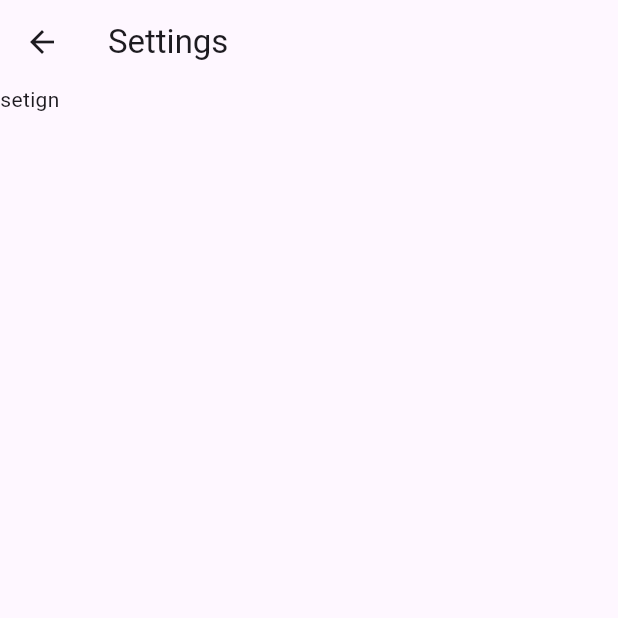
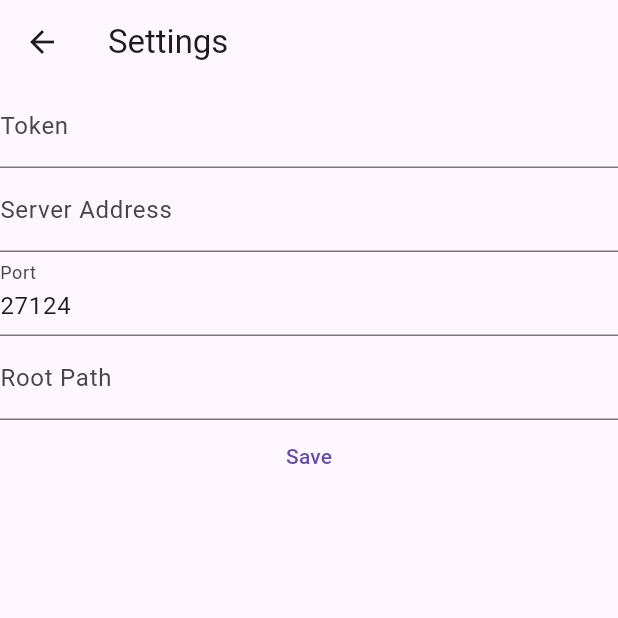
Before and after one commit to tauto1127/accountbook_for_obsidian_rest_api, a Flutter app: the Setting screen opened by its route, on a phone screen of 412 x 824 dp, the top half of it. Run offline on Flutter 3.47's test engine with Material 3 defaults, Android fonts, the phone set to English and light mode, and no system bars; our stand-ins replace flutter_riverpod, freezed_annotation, shared_preferences; accounts and stored records are empty.

Commit message:
[fix] change settingsviewmodel to settingsnotifieer

```diff
--- /dev/null
+++ b/lib/model/server_settings_model.dart
@@ -0,0 +1,14 @@
+import 'package:freezed_annotation/freezed_annotation.dart';
+
+part 'server_settings_model.freezed.dart';
+
+@freezed
+class ServerSettingsModel with _$ServerSettingsModel {
+
+  factory ServerSettingsModel({
+    required String serverAddress,
+    required int port,
+    required String token,
+    required String rootPath,
+  }) = _ServerSettingsModel;
+}
--- a/lib/model/signup_state.dart
+++ b/lib/model/signup_state.dart
@@ -7,7 +7,7 @@ part 'signup_state.g.dart';
 @freezed
 class SignupState with _$SignupState {
   factory SignupState({
-    required SettingsState settingsState,
+    required SettingsModel settingsState,
     String? portHintText,
     String? hintText,
     @Default(false) bool isChecking,
--- a/lib/view/setting.dart
+++ b/lib/view/setting.dart
@@ -1,19 +1,65 @@
+import 'package:accountbook_for_obsidian_rest_api/view_model/settings_view_model.dart';
 import 'package:flutter/material.dart';
+import 'package:flutter_riverpod/flutter_riverpod.dart';
 
-class Setting extends StatefulWidget {
+class Setting extends StatelessWidget {
   const Setting({super.key});
 
-  @override
-  State<Setting> createState() => _SettingState();
-}
-
-class _SettingState extends State<Setting> {
   @override
   Widget build(BuildContext context) {
     return Scaffold(
         appBar: AppBar(
           title: const Text('Settings'),
         ),
-        body: const Text("setign"));
+        body: Consumer(builder: (BuildContext context, WidgetRef ref, Widget? child) {
+          return Form(
+            child: Column(children: <Widget>[
+              TextFormField(
+                controller: ref.read(settingsViewModelProvider.notifier).tokenController,
+                decoration: const InputDecoration(
+                  labelText: 'Token',
+                ),
+              ),
+              TextFormField(
+                controller: ref.read(settingsViewModelProvider.notifier).serverAddressController,
+                decoration: const InputDecoration(
+                  labelText: 'Server Address',
+                ),
+                validator: (String? value) {
+                  if (value == null || Uri.tryParse(value) == null) {
+                    return "invalid url";
+                  } else {
+                    return null;
+                  }
+                },
+              ),
+              TextFormField(
+                controller: ref.read(settingsViewModelProvider.notifier).portController,
+                decoration: const InputDecoration(
+                  labelText: 'Port',
+                ),
+                validator: (String? value) {
+                  if (value == null || int.tryParse(value) == null) {
+                    return "invalid port";
+                  } else {
+                    return null;
+                  }
+                },
+              ),
+              TextFormField(
+                controller: ref.read(settingsViewModelProvider.notifier).rootPathController,
+                decoration: const InputDecoration(
+                  labelText: 'Root Path',
+                ),
+              ),
+              TextButton(
+                onPressed: () {
+
+                },
+                child: const Text('Save'),
+              ),
+            ]),
+          );
+        }));
   }
 }
--- a/lib/view/splash.dart
+++ b/lib/view/splash.dart
@@ -1,4 +1,4 @@
-import 'package:accountbook_for_obsidian_rest_api/view_model/settings_view_model.dart';
+import 'package:accountbook_for_obsidian_rest_api/view_model/settings_notifier.dart';
 import 'package:accountbook_for_obsidian_rest_api/view_model/template_notifier.dart';
 import 'package:flutter/material.dart';
 import 'package:flutter_riverpod/flutter_riverpod.dart';
@@ -29,7 +29,7 @@ class Splash extends StatelessWidget {
 
   Future<void> _initializeSettings(ProviderContainer container) async {
     await Future.delayed(const Duration(seconds: 1));
-    await container.read(settingsViewModelProvider.notifier).loadSettings();
+    await container.read(settingsNotifierProvider.notifier).loadSettings();
     await container.read(templateNotifierProvider.notifier).loadTemplate();
   }
 }
--- /dev/null
+++ b/lib/view_model/settings_notifier.dart
@@ -0,0 +1,67 @@
+import 'package:accountbook_for_obsidian_rest_api/const/default_value.dart';
+import 'package:accountbook_for_obsidian_rest_api/const/shared_preferences_field_nae.dart';
+import 'package:accountbook_for_obsidian_rest_api/model/settings_model.dart';
+import 'package:accountbook_for_obsidian_rest_api/repository/obsidian_repository.dart';
+import 'package:flutter/foundation.dart';
+import 'package:flutter_riverpod/flutter_riverpod.dart';
+import 'package:shared_preferences/shared_preferences.dart';
+
+final settingsNotifierProvider = StateNotifierProvider<SettingsNotifier, SettingsModel>((ref) => SettingsNotifier(SettingsModel()));
+
+class SettingsNotifier extends StateNotifier<SettingsModel> {
+  SettingsNotifier(SettingsModel state) : super(state);
+
+  Future<void> loadSettings() async {
+    // Load settings from local storage
+    final SharedPreferences prefs = await SharedPreferences.getInstance();
+    state = state.copyWith(
+      token: prefs.getString(SharedPreferencesFieldName.token.name),
+      port: prefs.getInt(SharedPreferencesFieldName.port.name) ?? DefaultValue.defaultPort,
+      serverAddress: prefs.getString(SharedPreferencesFieldName.server_address.name),
+      category: prefs.getStringList(SharedPreferencesFieldName.category.name) ?? DefaultValue.defaultCategory,
+      method: prefs.getStringList(SharedPreferencesFieldName.method.name) ?? DefaultValue.defaultMethod,
+      rootPath: prefs.getString(SharedPreferencesFieldName.root_path.name) ?? DefaultValue.defaultRootPath,
+    );
+    if (kDebugMode) {
+      print("settings loaded: $state");
+    }
+  }
+
+  void saveServerSettings() async {
+    // Save settings to local storage
+    final SharedPreferences prefs = await SharedPreferences.getInstance();
+    if ((await ObsidianRepository.checkInvalidServer(state)).status != RestApiConnectionStatus.success) {
+      throw Exception('有効ではないサーバーアドレスまたはポートまたはトークン');
+    }
+    await prefs.setString(SharedPreferencesFieldName.token.name, state.token!);
+    await prefs.setInt(SharedPreferencesFieldName.port.name, state.port ?? DefaultValue.defaultPort);
+    await prefs.setString(SharedPreferencesFieldName.server_address.name, state.serverAddress!);
+    await prefs.setString(SharedPreferencesFieldName.root_path.name, state.rootPath ?? DefaultValue.defaultRootPath);
+  }
+
+  void setToken(String value) {
+    state = state.copyWith(token: value);
+  }
+
+  void setServerAddress(String value) {
+    state = state.copyWith(serverAddress: value);
+  }
+
+  void setPort(int value) {
+    state = state.copyWith(port: value);
+  }
+
+  Future<RestApiConnectionResult> saveServerSetting(SettingsModel setting) async {
+    if (setting.serverAddress == null || setting.port == null || setting.token == null) {
+      return RestApiConnectionResult(RestApiConnectionStatus.error, "serverAddress, port, token is null");
+    }
+    if (Uri.tryParse(setting.serverAddress!) == null) return RestApiConnectionResult(RestApiConnectionStatus.invalidUrl, "Invalid URL");
+    RestApiConnectionResult result = await ObsidianRepository.checkInvalidServer(setting);
+    if (result.status == RestApiConnectionStatus.success) {
+      state = state.copyWith(serverAddress: setting.serverAddress, port: setting.port, token: setting.token);
+      saveServerSettings();
+      return result;
+    }
+    return result;
+  }
+}
```
Also changed, not shown: lib/main.dart (+6 -6 lines), lib/model/settings_model.dart (+4 -4 lines), lib/model/settings_state.dart (added, +14 -0 lines), lib/repository/obsidian_repository.dart (+6 -6 lines), lib/view/post.dart (+5 -5 lines), lib/view_model/settings_view_model.dart (+15 -53 lines), lib/view_model/signup_view_model.dart (+4 -4 lines), lib/model/server_settings_model.freezed.dart (added), lib/model/settings_model.freezed.dart, lib/model/settings_state.freezed.dart (added), lib/model/signup_state.freezed.dart, lib/model/signup_state.g.dart.
